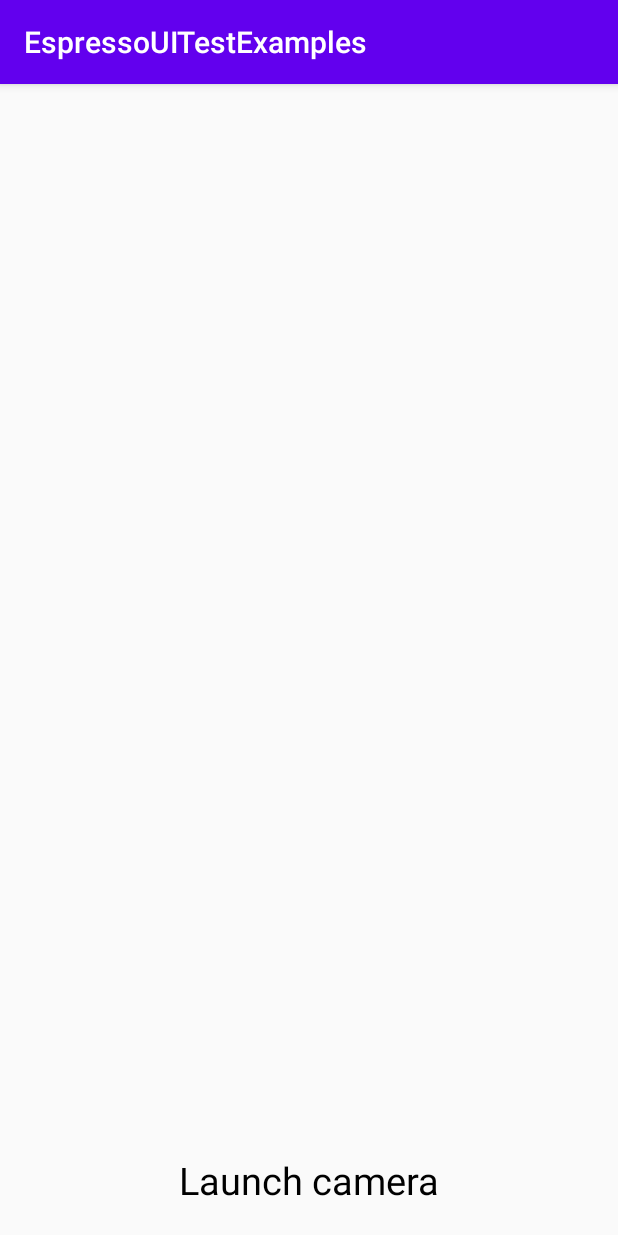
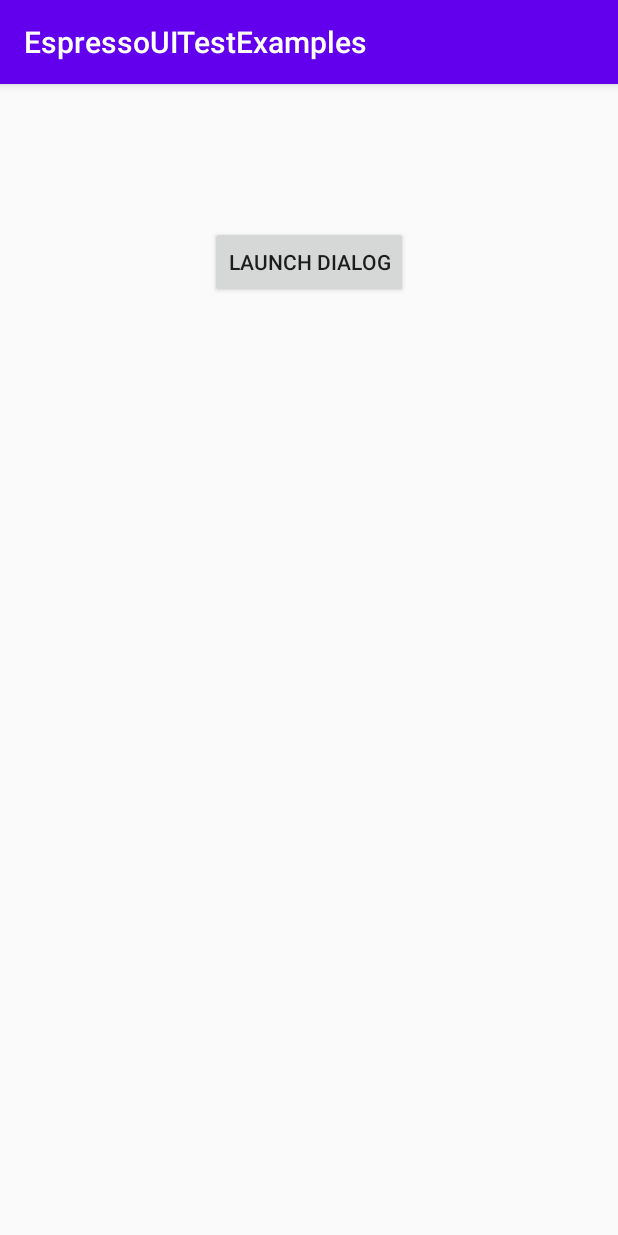
Before and after one commit to nathanmeade/UITestingExample, an Android app: the screen it shows after launch (MainActivity), on a phone screen of 412 x 824 dp. Run offline under Robolectric (Android 15) with nearby library versions, the phone set to English and light mode, and no system bars; libraries missing offline, so code that uses them is left out: com.afollestad.materialdialogs.

```diff
--- a/app/build.gradle
+++ b/app/build.gradle
@@ -45,4 +45,9 @@ dependencies {
     androidTestImplementation "androidx.test:runner:$androidx_test"
     androidTestImplementation "androidx.test:core:$androidx_test"
     androidTestImplementation "androidx.test.ext:junit-ktx:$androidx_test"
+
+    // material dialogs
+    def matieral_dialogs_version = "3.1.1"
+    implementation "com.afollestad.material-dialogs:core:$matieral_dialogs_version"
+    implementation "com.afollestad.material-dialogs:input:$matieral_dialogs_version"
 }
--- a/app/src/main/AndroidManifest.xml
+++ b/app/src/main/AndroidManifest.xml
@@ -2,9 +2,6 @@
 <manifest xmlns:android="http://schemas.android.com/apk/res/android"
     package="com.meadetechnologies.uitestingexample">
 
-    <uses-feature
-        android:name="android.hardware.camera"
-        android:required="true"/>
 
     <application
         android:allowBackup="true"
--- a/app/src/main/res/layout/activity_main.xml
+++ b/app/src/main/res/layout/activity_main.xml
@@ -9,29 +9,28 @@
     <TextView
         android:layout_width="wrap_content"
         android:layout_height="wrap_content"
-        android:id="@+id/button_launch_camera"
+        android:id="@+id/text_name"
         app:layout_constraintRight_toRightOf="parent"
         app:layout_constraintLeft_toLeftOf="parent"
-        app:layout_constraintBottom_toBottomOf="parent"
+        app:layout_constraintTop_toTopOf="parent"
         android:layout_marginTop="30dp"
-        android:text="@string/text_launch_camera"
         android:textColor="#000"
         android:textSize="25sp"
-        android:layout_marginBottom="20dp"
+        app:layout_goneMarginTop="20dp"
         />
 
-
-    <ImageView
-        android:layout_width="match_parent"
-        android:layout_height="0dp"
-        android:id="@+id/image"
-        app:layout_constraintTop_toTopOf="parent"
+    <Button
+        android:layout_width="wrap_content"
+        android:layout_height="wrap_content"
+        android:text="@string/text_launch_dialog"
+        android:id="@+id/button_launch_dialog"
         app:layout_constraintRight_toRightOf="parent"
         app:layout_constraintLeft_toLeftOf="parent"
-        app:layout_constraintBottom_toTopOf="@+id/button_launch_camera"
-        android:scaleType="centerCrop"
+        app:layout_constraintTop_toBottomOf="@+id/text_name"
+        android:layout_marginTop="30dp"
         />
 
 
 
+
 </androidx.constraintlayout.widget.ConstraintLayout>
--- a/app/src/main/res/values/strings.xml
+++ b/app/src/main/res/values/strings.xml
@@ -9,4 +9,10 @@
     <string name="text_back">Back</string>
     <string name="text_secondaryactivity">SecondaryActivity</string>
     <string name="text_launch_camera">Launch camera</string>
+    <string name="text_launch_dialog">launch dialog</string>
+    <string name="text_title_of_dialog">Title of Dialog</string>
+    <string name="text_some_information">This dialog is displaying some information.</string>
+    <string name="text_ok">Ok</string>
+    <string name="text_capture_input">Enter your name</string>
+    <string name="text_enter_name">Enter your name</string>
 </resources>
```
Also changed, not shown: app/src/main/java/com/meadetechnologies/uitestingexample/MainActivity.kt (+16 -23 lines), 1 other file.
